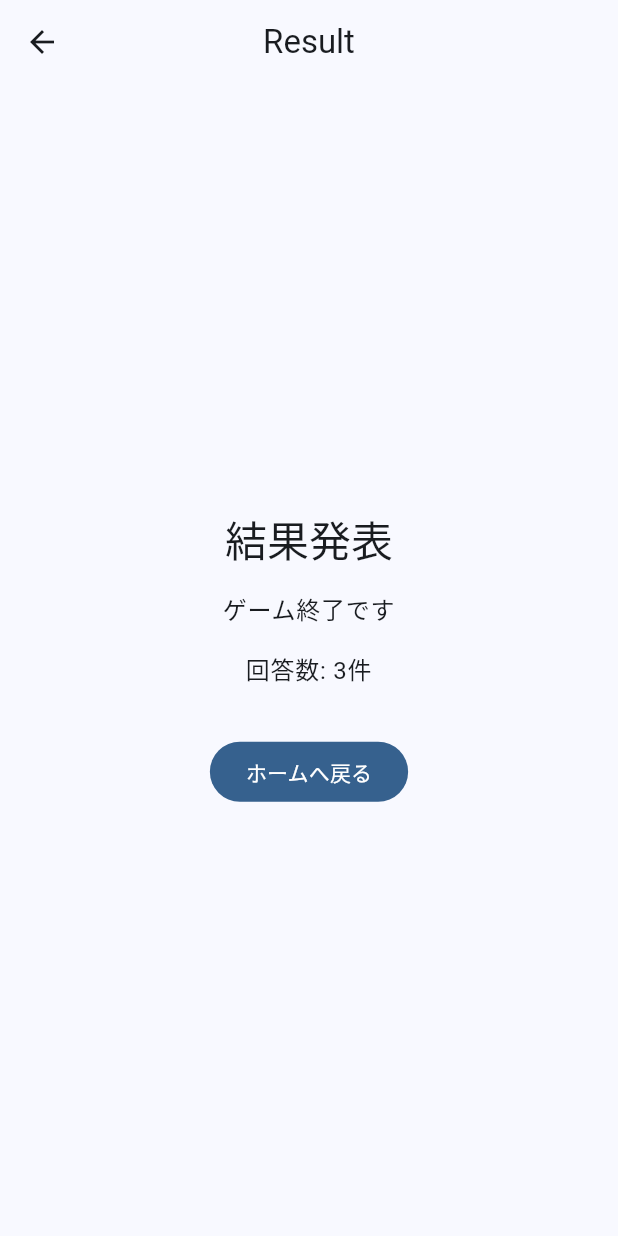
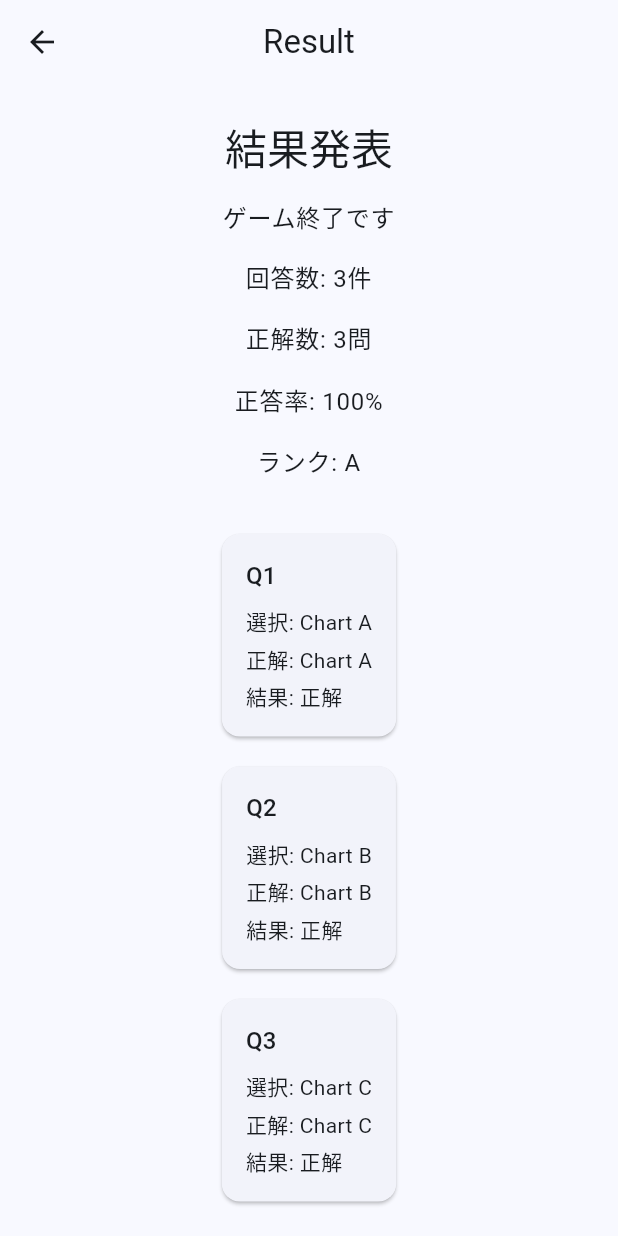
Before and after one commit to itoso0315/stock_prediction_game, a Flutter app: the QuestionScreen screen opened directly, after a tap on "Chart A", after a tap on "Chart B", after a tap on "Chart C", on a phone screen of 412 x 824 dp. Run offline on Flutter 3.47's test engine with Material 3 defaults, Android fonts, the phone set to English and light mode, and no system bars.

Commit message:
feat: add result scoring details and rank

```diff
--- a/frontend/lib/screens/question_screen.dart
+++ b/frontend/lib/screens/question_screen.dart
@@ -30,7 +30,10 @@ class _QuestionScreenState extends State<QuestionScreen> {
     if (_currentIndex >= _questions.length - 1) {
       Navigator.of(context).push(
         MaterialPageRoute(
-          builder: (context) => ResultScreen(answerRecords: _answerRecords),
+          builder: (context) => ResultScreen(
+            answerRecords: _answerRecords,
+            questions: _questions,
+          ),
         ),
       );
       return;
--- a/frontend/lib/screens/result_screen.dart
+++ b/frontend/lib/screens/result_screen.dart
@@ -1,24 +1,78 @@
 import 'package:flutter/material.dart';
 
 import '../models/answer_record.dart';
+import '../models/question.dart';
 
 class ResultScreen extends StatelessWidget {
-  const ResultScreen({super.key, required this.answerRecords});
+  const ResultScreen({
+    super.key,
+    required this.answerRecords,
+    required this.questions,
+  });
 
   final List<AnswerRecord> answerRecords;
+  final List<Question> questions;
 
   void _goBackHome(BuildContext context) {
     Navigator.of(context).popUntil((route) => route.isFirst);
   }
 
+  int _calculateCorrectCount() {
+    var correctCount = 0;
+
+    for (final answerRecord in answerRecords) {
+      final question = questions.firstWhere(
+        (question) => question.currentNumber == answerRecord.questionNumber,
+      );
+
+      if (answerRecord.selectedAnswerLabel == question.correctAnswerLabel) {
+        correctCount++;
+      }
+    }
+
+    return correctCount;
+  }
+
+  String _calculateRank(int correctRate) {
+    if (correctRate >= 80) {
+      return 'A';
+    }
+
+    if (correctRate >= 50) {
+      return 'B';
+    }
+
+    return 'C';
+  }
+
+  List<Widget> _buildAnswerResultItems(BuildContext context) {
+    return [
+      for (final answerRecord in answerRecords) ...[
+        _AnswerResultItem(
+          answerRecord: answerRecord,
+          question: questions.firstWhere(
+            (question) => question.currentNumber == answerRecord.questionNumber,
+          ),
+        ),
+        const SizedBox(height: 12),
+      ],
+    ];
+  }
+
   @override
   Widget build(BuildContext context) {
+    final correctCount = _calculateCorrectCount();
+    final correctRate = answerRecords.isEmpty
+        ? 0
+        : (correctCount / answerRecords.length * 100).floor();
+    final rank = _calculateRank(correctRate);
     return Scaffold(
       appBar: AppBar(title: const Text('Result'), centerTitle: true),
       body: SafeArea(
+        child: SingleChildScrollView(
           child: Center(
             child: Padding(
-            padding: const EdgeInsets.symmetric(horizontal: 24),
+              padding: const EdgeInsets.symmetric(horizontal: 24, vertical: 24),
               child: Column(
                 mainAxisSize: MainAxisSize.min,
                 children: [
@@ -39,6 +93,26 @@ class ResultScreen extends StatelessWidget {
                     style: Theme.of(context).textTheme.bodyLarge,
                     textAlign: TextAlign.center,
                   ),
+                  const SizedBox(height: 16),
+                  Text(
+                    '正解数: $correctCount問',
+                    style: Theme.of(context).textTheme.bodyLarge,
+                    textAlign: TextAlign.center,
+                  ),
+                  const SizedBox(height: 16),
+                  Text(
+                    '正答率: $correctRate%',
+                    style: Theme.of(context).textTheme.bodyLarge,
+                    textAlign: TextAlign.center,
+                  ),
+                  const SizedBox(height: 16),
+                  Text(
+                    'ランク: $rank',
+                    style: Theme.of(context).textTheme.bodyLarge,
+                    textAlign: TextAlign.center,
+                  ),
+                  const SizedBox(height: 32),
+                  ..._buildAnswerResultItems(context),
                   const SizedBox(height: 32),
                   FilledButton(
                     onPressed: () => _goBackHome(context),
@@ -49,6 +123,43 @@ class ResultScreen extends StatelessWidget {
             ),
           ),
         ),
+      ),
     );
   }
 }
+
+class _AnswerResultItem extends StatelessWidget {
+  const _AnswerResultItem({required this.answerRecord, required this.question});
+
+  final AnswerRecord answerRecord;
+  final Question question;
+
+  bool get _isCorrect =>
+      answerRecord.selectedAnswerLabel == question.correctAnswerLabel;
+
+  @override
+  Widget build(BuildContext context) {
+    final resultLabel = _isCorrect ? '正解' : '不正解';
+
+    return Card(
+      child: Padding(
+        padding: const EdgeInsets.all(16),
+        child: Column(
+          crossAxisAlignment: CrossAxisAlignment.start,
+          children: [
+            Text(
+              'Q${question.currentNumber}',
+              style: Theme.of(context).textTheme.titleMedium,
+            ),
+            const SizedBox(height: 8),
+            Text('選択: ${answerRecord.selectedAnswerLabel}'),
+            const SizedBox(height: 4),
+            Text('正解: ${question.correctAnswerLabel}'),
+            const SizedBox(height: 4),
+            Text('結果: $resultLabel'),
+          ],
+        ),
+      ),
+    );
+  }
+}
```
Also changed, not shown: 5 other files. Lines whose indentation alone changed are shown as unchanged.
